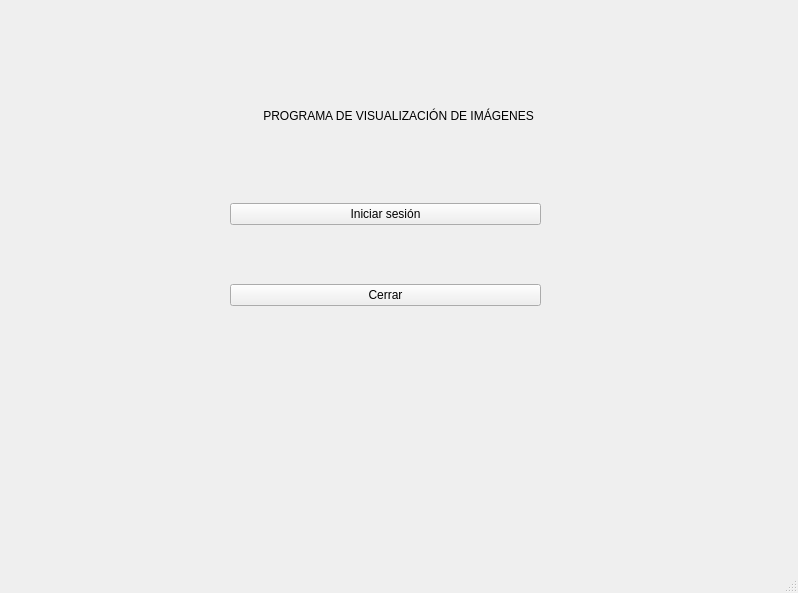
luisallamas01/Entrega3, file Pantt.ui: the form before one commit.
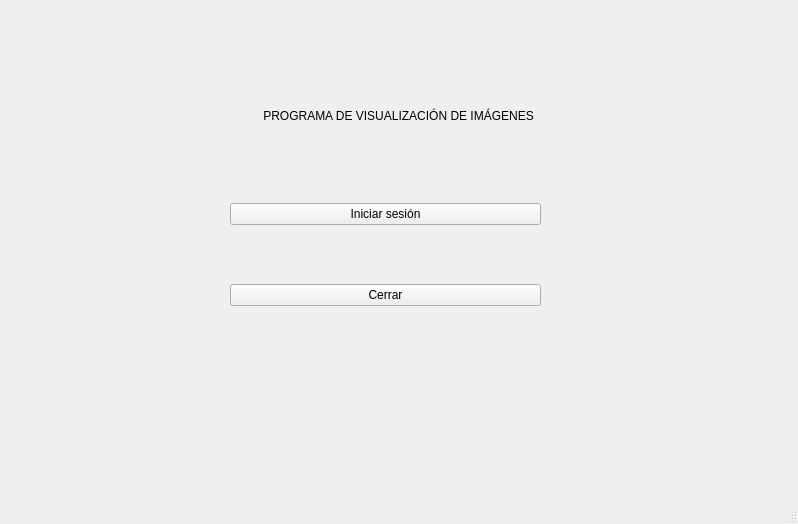
The form after the commit.

```diff
--- a/Pantt.ui
+++ b/Pantt.ui
@@ -7,7 +7,7 @@
     <x>0</x>
     <y>0</y>
     <width>798</width>
-    <height>593</height>
+    <height>524</height>
    </rect>
   </property>
   <property name="windowTitle">
```
